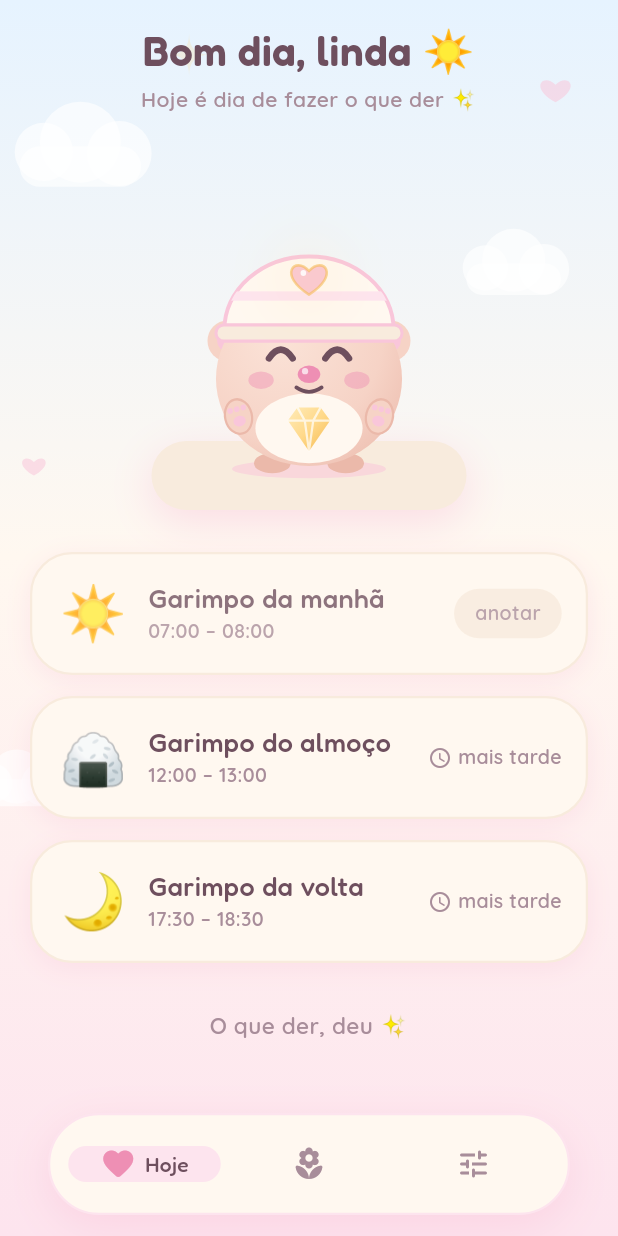
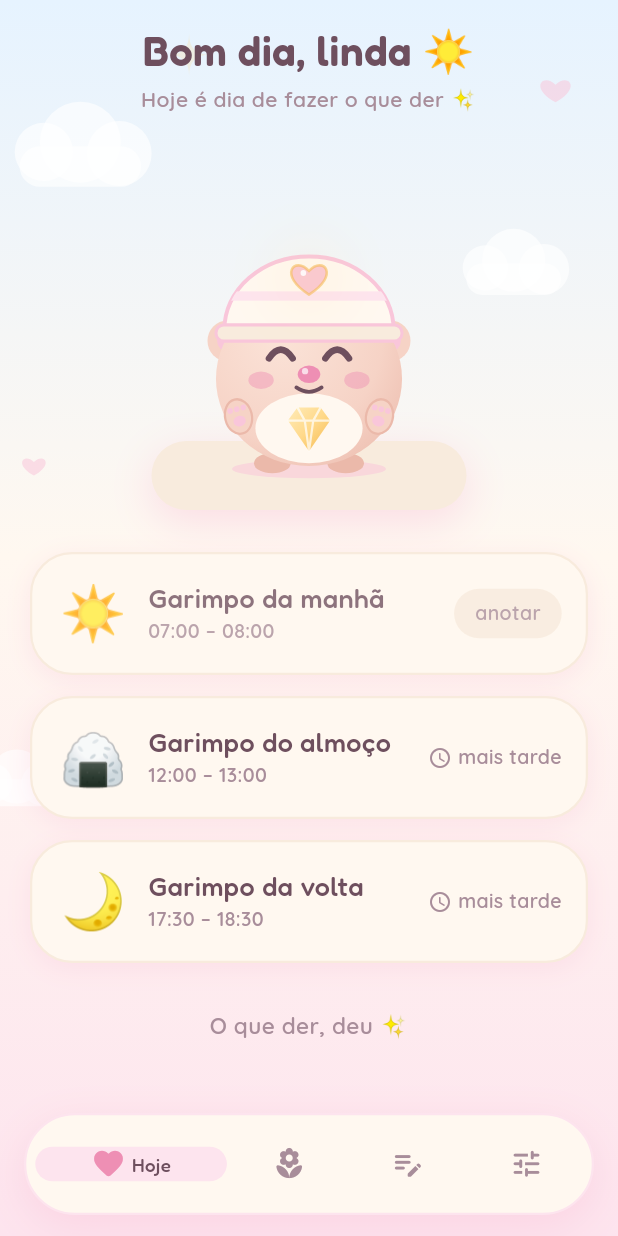
Before and after one commit to LucasMartinsIT/Pepita, a Flutter app: the screen it shows after launch, after a tap on "Oi, Pepita!", after a tap on "Funcionam sim", after a tap on "Pode sim 💗", on a phone screen of 412 x 824 dp. Run offline on Flutter 3.47's test engine with Material 3 defaults, Android fonts, the phone set to English and light mode, and no system bars; our stand-ins replace flutter_local_notifications, material_ui, shared_preferences, timezone.

Commit message:
feat: adiciona aba Caderninho e ajusta a barra para 4 abas
Co-Authored-By: Claude Sonnet 5.5 <noreply@anthropic.com>
Claude-Session: https://claude.ai/code/session_0186AZGqfDZs3ub7w3GGxp1B

```diff
--- a/lib/main.dart
+++ b/lib/main.dart
@@ -4,6 +4,7 @@ import 'package:material_ui/material_ui.dart';
 import 'notifications.dart';
 import 'screens/ajustes.dart';
 import 'screens/cantinho.dart';
+import 'screens/caderninho.dart';
 import 'screens/hoje.dart';
 import 'screens/onboarding.dart';
 import 'store.dart';
@@ -64,7 +65,7 @@ class PepitaApp extends StatelessWidget {
   }
 }
 
-/// As 3 abas (Hoje · Cantinho · Ajustes) com a barra flutuante.
+/// As 4 abas (Hoje · Cantinho · Caderninho · Ajustes) com a barra flutuante.
 class Principal extends StatefulWidget {
   const Principal({super.key, required this.store});
 
@@ -99,7 +100,8 @@ class _PrincipalState extends State<Principal> {
   Widget _tela() => switch (_aba) {
         0 => TelaHoje(key: const ValueKey(0), store: widget.store),
         1 => TelaCantinho(key: const ValueKey(1), store: widget.store),
-        _ => TelaAjustes(key: const ValueKey(2), store: widget.store),
+        2 => TelaCaderninho(key: const ValueKey(2), store: widget.store),
+        _ => TelaAjustes(key: const ValueKey(3), store: widget.store),
       };
 
   @override
--- a/lib/widgets/barra_navegacao.dart
+++ b/lib/widgets/barra_navegacao.dart
@@ -13,7 +13,11 @@ class _Item {
 /// Barra inferior flutuante e arredondada: pílula creme com sombra rosa.
 /// O ícone ativo dá um "pulinho".
 class BarraNavegacao extends StatelessWidget {
-  const BarraNavegacao({super.key, required this.indice, required this.aoMudar});
+  const BarraNavegacao({
+    super.key,
+    required this.indice,
+    required this.aoMudar,
+  });
 
   final int indice;
   final ValueChanged<int> aoMudar;
@@ -21,6 +25,7 @@ class BarraNavegacao extends StatelessWidget {
   static const _itens = [
     _Item(Icons.favorite_rounded, 'Hoje'),
     _Item(Icons.local_florist_rounded, 'Cantinho'),
+    _Item(Icons.edit_note_rounded, 'Caderninho'),
     _Item(Icons.tune_rounded, 'Ajustes'),
   ];
 
@@ -28,10 +33,10 @@ class BarraNavegacao extends StatelessWidget {
   Widget build(BuildContext context) {
     return SafeArea(
       child: Padding(
-        padding: const EdgeInsets.fromLTRB(32, 0, 32, 14),
+        padding: const EdgeInsets.fromLTRB(16, 0, 16, 14),
         child: Container(
           height: 68,
-          padding: const EdgeInsets.symmetric(horizontal: 8),
+          padding: const EdgeInsets.symmetric(horizontal: 4),
           decoration: BoxDecoration(
             color: Paleta.creme,
             borderRadius: BorderRadius.circular(Raios.pilula),
@@ -42,6 +47,7 @@ class BarraNavegacao extends StatelessWidget {
             children: [
               for (var i = 0; i < _itens.length; i++)
                 Expanded(
+                  flex: i == indice ? 5 : 3,
                   child: _Aba(
                     item: _itens[i],
                     ativa: i == indice,
@@ -77,13 +83,15 @@ class _Aba extends StatelessWidget {
       semantica: item.rotulo,
       child: AnimatedContainer(
         duration: const Duration(milliseconds: 300),
-        margin: const EdgeInsets.symmetric(vertical: 9, horizontal: 4),
+        margin: const EdgeInsets.symmetric(vertical: 9, horizontal: 2),
         decoration: BoxDecoration(
           color: ativa ? Paleta.rosaBebe : Colors.transparent,
           borderRadius: BorderRadius.circular(Raios.pilula),
         ),
+        child: FittedBox(
+          fit: BoxFit.scaleDown,
           child: Row(
-          mainAxisAlignment: MainAxisAlignment.center,
+            mainAxisSize: MainAxisSize.min,
             children: [
               // Pulinho do ícone ao ficar ativo.
               TweenAnimationBuilder<double>(
@@ -97,7 +105,7 @@ class _Aba extends StatelessWidget {
                 ),
                 child: Icon(
                   item.icone,
-                size: 24,
+                  size: 23,
                   color: ativa ? Paleta.rosaForte : Paleta.cacauClaro,
                 ),
               ),
@@ -106,15 +114,18 @@ class _Aba extends StatelessWidget {
                 curve: Curves.easeOut,
                 child: ativa
                     ? Padding(
-                      padding: const EdgeInsets.only(left: 6),
-                      child: Text(item.rotulo,
-                          style: Textos.titulo(tamanho: 14, peso: 500)),
+                        padding: const EdgeInsets.only(left: 4),
+                        child: Text(
+                          item.rotulo,
+                          style: Textos.titulo(tamanho: 12.5, peso: 500),
+                        ),
                       )
                     : const SizedBox.shrink(),
               ),
             ],
           ),
         ),
+      ),
     );
   }
 }
```
Also changed, not shown: lib/screens/caderninho.dart (added, +194 -0 lines). Lines whose indentation alone changed are shown as unchanged.
